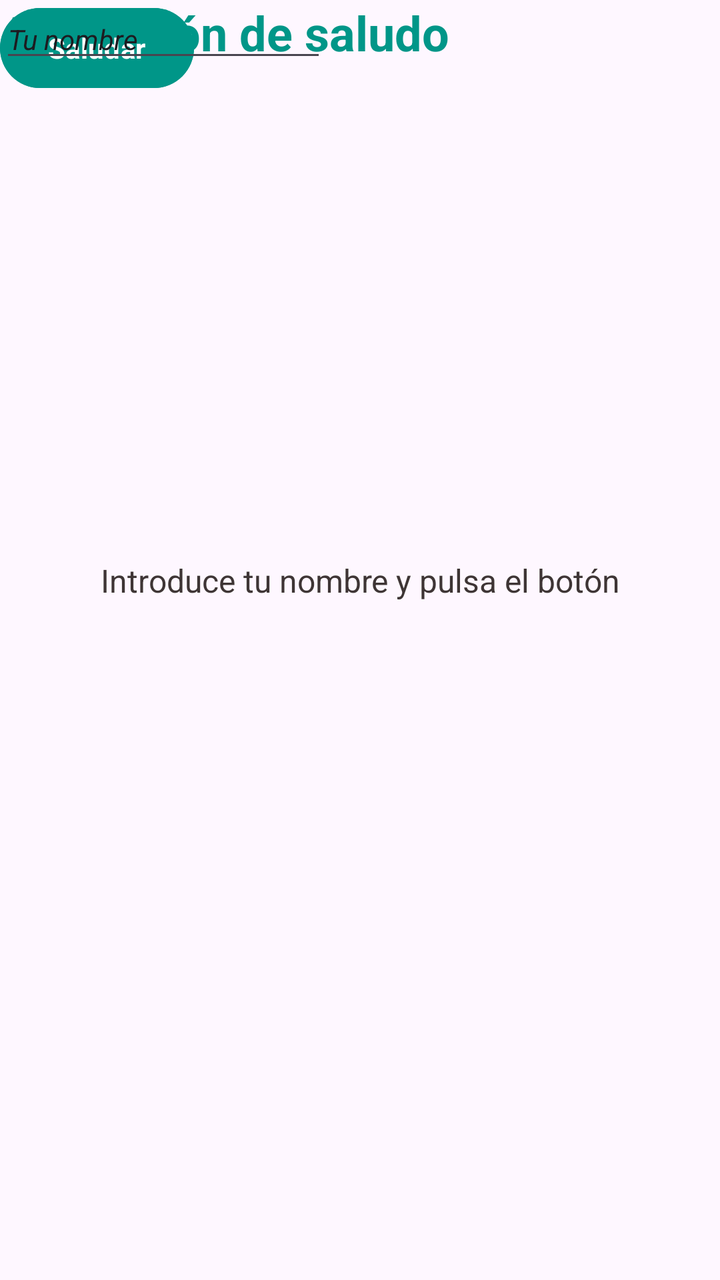
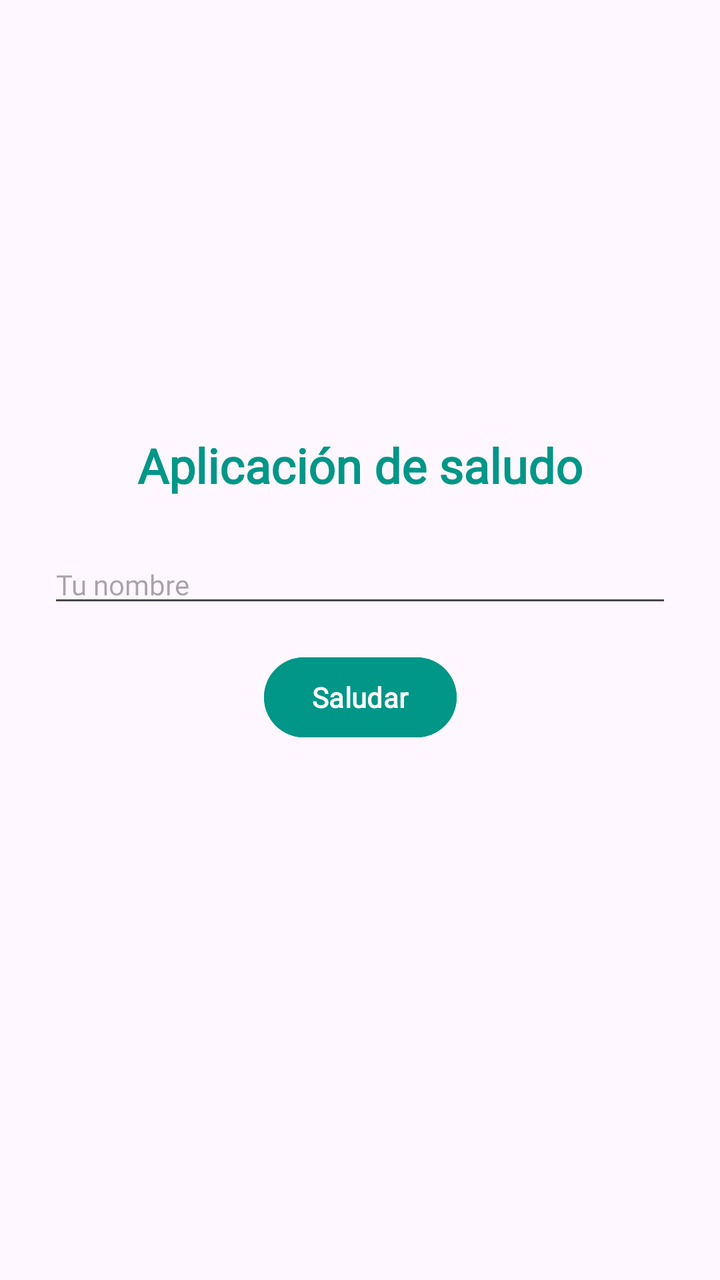

Compare the two renders of this Android layout. The source of the first and the diff that turns it into the second are given below.
<!-- AndroidManifest.xml: application theme Theme.SaludoApp -->
<!-- res/layout/activity_main.xml -->
<?xml version="1.0" encoding="utf-8"?>
<androidx.constraintlayout.widget.ConstraintLayout xmlns:android="http://schemas.android.com/apk/res/android"
    xmlns:app="http://schemas.android.com/apk/res-auto"
    xmlns:tools="http://schemas.android.com/tools"
    android:id="@+id/main"
    android:layout_width="match_parent"
    android:layout_height="match_parent"
    tools:context=".MainActivity">

    

    <TextView
        android:id="@+id/textView"
        android:layout_width="wrap_content"
        android:layout_height="wrap_content"
        android:text="@string/titulo"
        android:textColor="@color/teal"
        android:textSize="24sp"
        android:textStyle="bold"
        android:typeface="@font/nunito"
        tools:ignore="MissingConstraints"
        tools:layout_editor_absoluteX="93dp"

        tools:layout_editor_absoluteY="276dp" />

    <TextView
        android:layout_width="wrap_content"
        android:layout_height="wrap_content"
        android:text="@string/texto_cuerpo"
        android:textColor="@color/charcoal"
        android:textSize="16sp"
        android:typeface="@font/nunito"
        app:layout_constraintBottom_toBottomOf="parent"
        app:layout_constraintEnd_toEndOf="parent"
        app:layout_constraintStart_toStartOf="parent"
        app:layout_constraintTop_toTopOf="parent"
        app:layout_constraintVertical_bias="0.452" />

    <Button
        android:id="@+id/button"
        android:layout_width="wrap_content"
        android:layout_height="wrap_content"
        android:backgroundTint="@color/teal"
        android:text="@string/boton_saludar"
        android:textStyle="bold"
        android:typeface="@font/nunito"
        tools:layout_editor_absoluteX="147dp"
        tools:layout_editor_absoluteY="410dp" />

    <EditText
        android:id="@+id/editTextText"
        android:layout_width="wrap_content"
        android:layout_height="wrap_content"
        android:ems="10"
        android:inputType="text"
        android:text="@string/placeholder_nombre"
        android:textSize="14sp"
        android:textStyle="italic"
        android:typeface="@font/nunito"
        tools:layout_editor_absoluteX="123dp"
        tools:layout_editor_absoluteY="370dp" />


</androidx.constraintlayout.widget.ConstraintLayout>
<!-- resources referenced by this layout -->
<resources>
  <color name="charcoal">#3E3535</color>
  <color name="teal">#009688</color>
  <string name="boton_saludar">Saludar</string>
  <string name="placeholder_nombre">Tu nombre</string>
  <string name="texto_cuerpo">Introduce tu nombre y pulsa el botón</string>
  <string name="titulo">Aplicación de saludo</string>
  <style name="Theme.SaludoApp" parent="Base.Theme.SaludoApp" />
  <style name="Base.Theme.SaludoApp" parent="Theme.Material3.DayNight.NoActionBar">
          
          
      </style>
</resources>

<!-- the commit's change to res/layout/activity_main.xml (unified diff, before → after) -->
@@ -7,58 +7,62 @@
     android:layout_height="match_parent"
     tools:context=".MainActivity">
 
-    
-
     <TextView
-        android:id="@+id/textView"
+        android:id="@+id/txtTitulo"
         android:layout_width="wrap_content"
         android:layout_height="wrap_content"
+        android:fontFamily="@font/nunito_extrabold"
         android:text="@string/titulo"
         android:textColor="@color/teal"
         android:textSize="24sp"
         android:textStyle="bold"
-        android:typeface="@font/nunito"
-        tools:ignore="MissingConstraints"
-        tools:layout_editor_absoluteX="93dp"
+        app:layout_constraintBottom_toTopOf="@id/etNombre"
+        app:layout_constraintEnd_toEndOf="parent"
+        app:layout_constraintStart_toStartOf="parent"
+        app:layout_constraintTop_toTopOf="parent"
+        app:layout_constraintVertical_chainStyle="packed" />
 
-        tools:layout_editor_absoluteY="276dp" />
+    <EditText
+        android:id="@+id/etNombre"
+        android:layout_width="0dp"
+        android:layout_height="wrap_content"
+        android:layout_marginStart="24dp"
+        android:layout_marginTop="24dp"
+        android:layout_marginEnd="24dp"
+        android:fontFamily="@font/nunito"
+        android:hint="@string/placeholder_nombre"
+        android:inputType="textPersonName"
+        android:textSize="14sp"
+        app:layout_constraintBottom_toTopOf="@id/btnSaludar"
+        app:layout_constraintEnd_toEndOf="parent"
+        app:layout_constraintStart_toStartOf="parent"
+        app:layout_constraintTop_toBottomOf="@id/txtTitulo" />
+
+    <Button
+        android:id="@+id/btnSaludar"
+        android:layout_width="wrap_content"
+        android:layout_height="wrap_content"
+        android:layout_marginTop="16dp"
+        android:backgroundTint="@color/teal"
+        android:fontFamily="@font/nunito"
+        android:text="@string/boton_saludar"
+        android:textStyle="bold"
+        app:layout_constraintBottom_toTopOf="@id/txtResultado"
+        app:layout_constraintEnd_toEndOf="parent"
+        app:layout_constraintStart_toStartOf="parent"
+        app:layout_constraintTop_toBottomOf="@id/etNombre" />
 
     <TextView
+        android:id="@+id/txtResultado"
         android:layout_width="wrap_content"
         android:layout_height="wrap_content"
-        android:text="@string/texto_cuerpo"
+        android:layout_marginTop="24dp"
+        android:fontFamily="@font/nunito"
         android:textColor="@color/charcoal"
-        android:textSize="16sp"
-        android:typeface="@font/nunito"
+        android:textSize="20sp"
         app:layout_constraintBottom_toBottomOf="parent"
         app:layout_constraintEnd_toEndOf="parent"
         app:layout_constraintStart_toStartOf="parent"
-        app:layout_constraintTop_toTopOf="parent"
-        app:layout_constraintVertical_bias="0.452" />
-
-    <Button
-        android:id="@+id/button"
-        android:layout_width="wrap_content"
-        android:layout_height="wrap_content"
-        android:backgroundTint="@color/teal"
-        android:text="@string/boton_saludar"
-        android:textStyle="bold"
-        android:typeface="@font/nunito"
-        tools:layout_editor_absoluteX="147dp"
-        tools:layout_editor_absoluteY="410dp" />
-
-    <EditText
-        android:id="@+id/editTextText"
-        android:layout_width="wrap_content"
-        android:layout_height="wrap_content"
-        android:ems="10"
-        android:inputType="text"
-        android:text="@string/placeholder_nombre"
-        android:textSize="14sp"
-        android:textStyle="italic"
-        android:typeface="@font/nunito"
-        tools:layout_editor_absoluteX="123dp"
-        tools:layout_editor_absoluteY="370dp" />
-
+        app:layout_constraintTop_toBottomOf="@id/btnSaludar" />
 
 </androidx.constraintlayout.widget.ConstraintLayout>
<!-- resource entries referenced after the edit -->
@@ -4,7 +4,6 @@
   <color name="teal">#009688</color>
   <string name="boton_saludar">Saludar</string>
   <string name="placeholder_nombre">Tu nombre</string>
-  <string name="texto_cuerpo">Introduce tu nombre y pulsa el botón</string>
   <string name="titulo">Aplicación de saludo</string>
   <style name="Theme.SaludoApp" parent="Base.Theme.SaludoApp" />
   <style name="Base.Theme.SaludoApp" parent="Theme.Material3.DayNight.NoActionBar">
